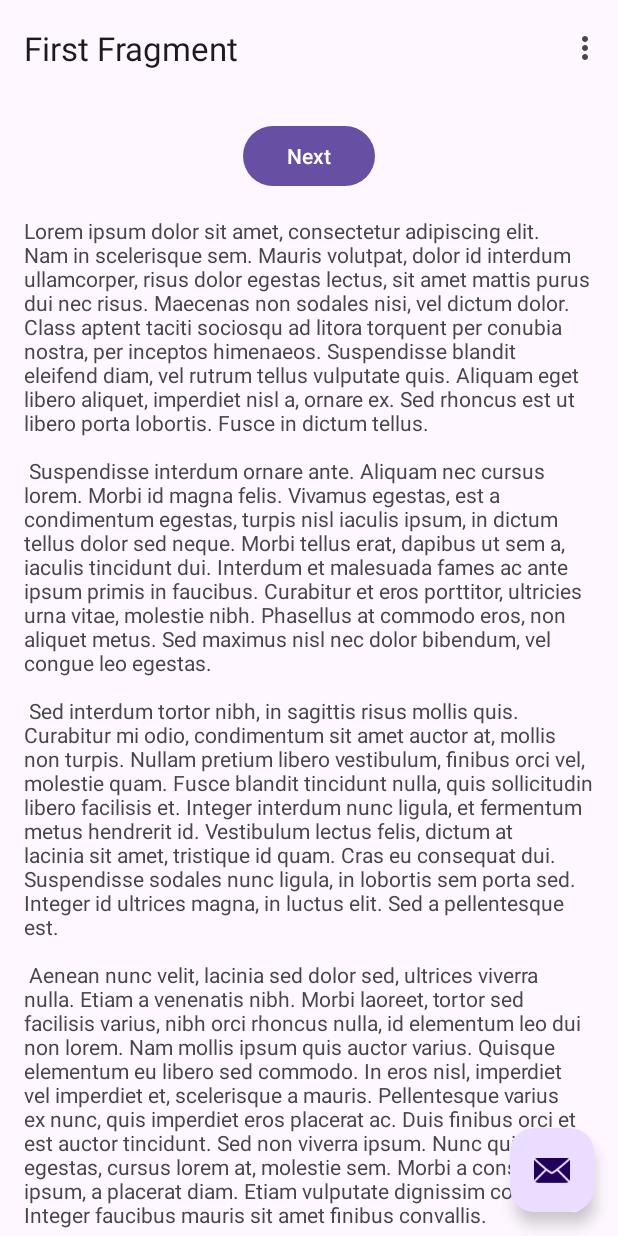
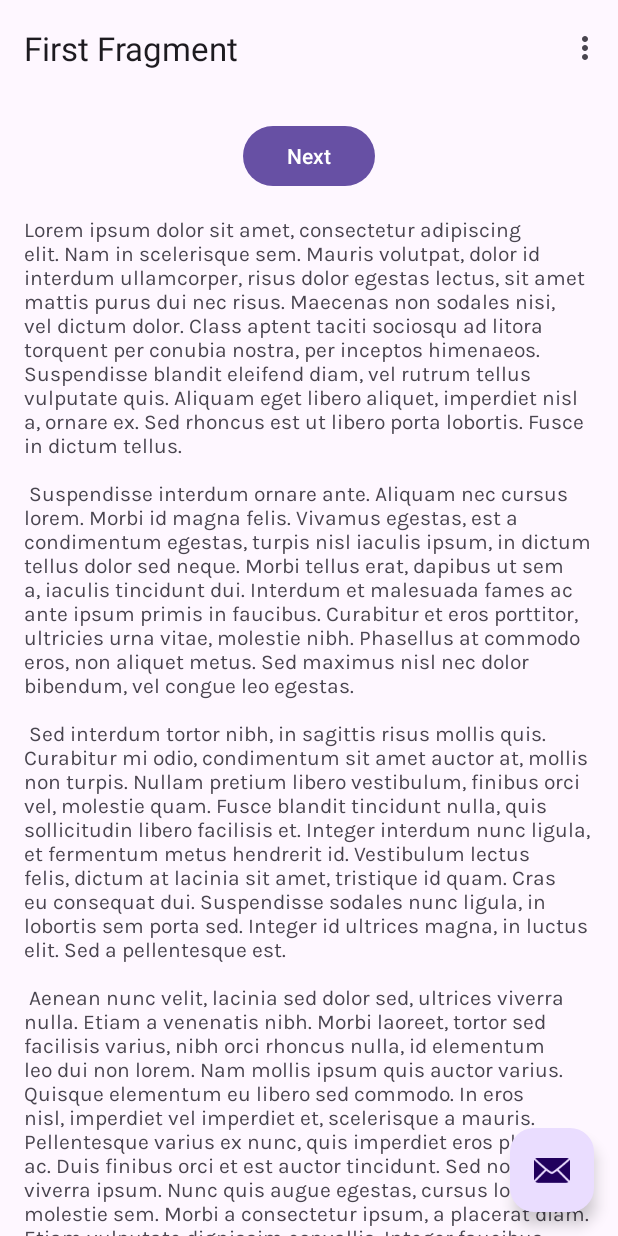
Before and after one commit to adatechschool/projet-collectif-mobile-front-crom, an Android app: the screen it shows after launch (MainActivity), on a phone screen of 412 x 824 dp. Run offline under Robolectric (Android 15) with nearby library versions, the light colour scheme and no system bars; our stand-ins replace navigation-ui.

Commit message:
font added

```diff
--- a/app/src/main/res/layout/fragment_first.xml
+++ b/app/src/main/res/layout/fragment_first.xml
@@ -27,6 +27,7 @@
             android:layout_height="wrap_content"
             android:layout_marginTop="16dp"
             android:text="@string/lorem_ipsum"
+            android:fontFamily="@font/karla_regular"
             app:layout_constraintBottom_toBottomOf="parent"
             app:layout_constraintEnd_toEndOf="parent"
             app:layout_constraintStart_toStartOf="parent"
```
Also changed, not shown: app/src/main/res/font/karla_regular.ttf (added).
